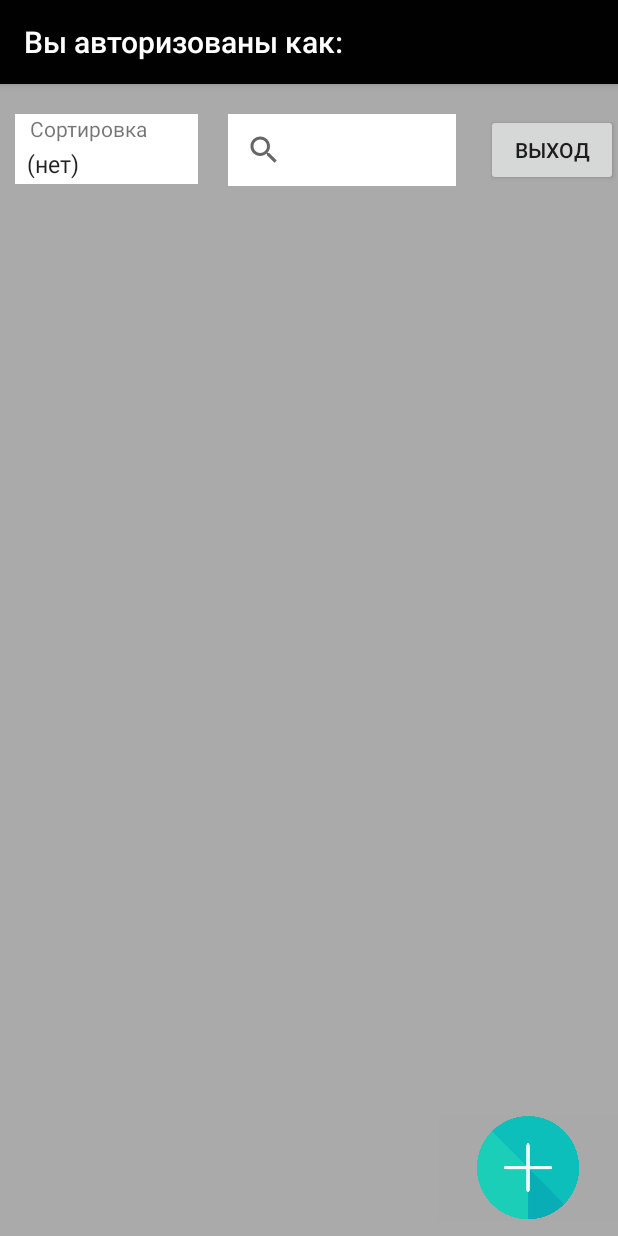
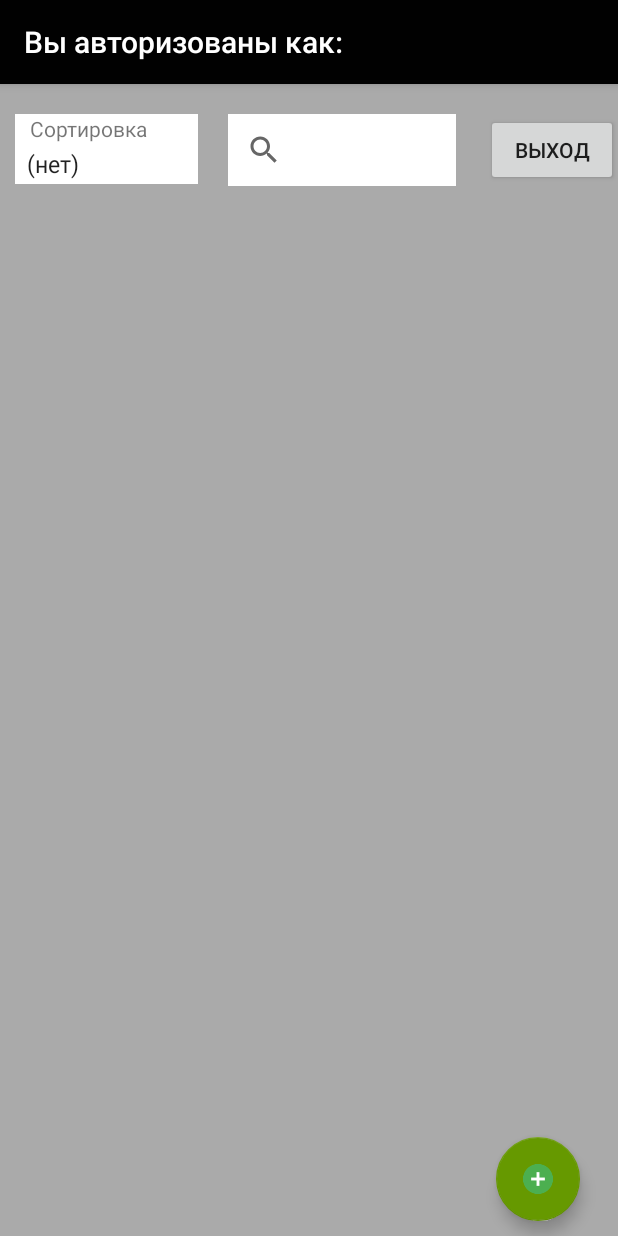
Before and after one commit to AlexandrRomanychev/Android, an Android app: the Profile screen opened directly, with no data from a screen before it, on a phone screen of 412 x 824 dp. Run offline under Robolectric (Android 15) with nearby library versions, the phone set to English and light mode, and no system bars; Roboto replaces fonts that are not available here; 1 statement that could not run was skipped.

Commit message:
Изменены круглые кнопки

```diff
--- a/app/build.gradle
+++ b/app/build.gradle
@@ -61,4 +61,5 @@ dependencies {
     androidTestImplementation "androidx.work:work-testing:$work_version"
 
     implementation 'androidx.appcompat:appcompat:1.1.0'
+    implementation 'com.google.android.material:material:1.0.0'
 }
--- a/app/src/main/java/com/example/contacts/Profile.java
+++ b/app/src/main/java/com/example/contacts/Profile.java
@@ -5,6 +5,7 @@ import androidx.core.app.ActivityCompat;
 import androidx.core.content.ContextCompat;
 
 import android.Manifest;
+import android.annotation.SuppressLint;
 import android.content.Intent;
 import android.content.pm.PackageManager;
 import android.database.Cursor;
@@ -22,6 +23,7 @@ import com.example.contacts.async.AsyncUserAction;
 import com.example.contacts.database.DataBaseComands;
 import com.example.contacts.database.entity.Contact;
 import com.example.contacts.database.entity.User;
+import com.google.android.material.floatingactionbutton.FloatingActionButton;
 
 import java.util.List;
 import android.widget.SearchView;
@@ -29,8 +31,8 @@ import android.widget.Spinner;
 
 public class Profile extends AppCompatActivity {
 
-    private Button btn_import, btn_new, exit;
-    private ImageButton btn_add;
+    private Button exit;
+    private FloatingActionButton btn_add, btn_import, btn_new;
     private Boolean flag = false;
     private LinearLayout profiles;
     private SearchView search;
@@ -163,6 +165,7 @@ public class Profile extends AppCompatActivity {
 
         btn_add = findViewById(R.id.add_profile);
         btn_add.setOnClickListener(new View.OnClickListener() {
+            @SuppressLint("RestrictedApi")
             @Override
             public void onClick(View v) {
                 // Если была нажата только один раз, то варианты добавления контакта появяться.
@@ -170,11 +173,11 @@ public class Profile extends AppCompatActivity {
                 if(!flag){
                     btn_new.setVisibility(View.VISIBLE);
                     btn_import.setVisibility(View.VISIBLE);
-                    btn_add.setBackgroundResource(R.drawable.img_button_add_profile_select_true);
+                    btn_add.setImageResource(R.drawable.cancel);
                 } else {
                     btn_new.setVisibility(View.INVISIBLE);
                     btn_import.setVisibility(View.INVISIBLE);
-                    btn_add.setBackgroundResource(R.drawable.img_button_add_profile_select_false);
+                    btn_add.setImageResource(R.drawable.plus);
                 }
                 flag = !flag;
             }
@@ -190,25 +193,21 @@ public class Profile extends AppCompatActivity {
         });
     }
 
-    protected void onActivityResult(int requestCode, int resultCode, Intent data)
-    {
+    protected void onActivityResult(int requestCode, int resultCode, Intent data) {
+        super.onActivityResult(requestCode, resultCode, data);
         String PhoneNumber = "";
 
-        if (resultCode == RESULT_OK)
-        {
-            switch (requestCode)
-            {
+        if (resultCode == RESULT_OK) {
+            switch (requestCode) {
                 case CONTACT_PICK_RESULT:
                     Uri contactData = data.getData();
                     Cursor c = getContentResolver().query(contactData, null, null, null, null);
-                    if (c.moveToNext())
-                    {
+                    if (c.moveToNext()) {
                         String Id = c.getString(c.getColumnIndex(ContactsContract.Contacts._ID));
                         String Name = c.getString(c.getColumnIndex(ContactsContract.Contacts.DISPLAY_NAME));
                         int CountPhone = Integer.parseInt(c.getString(c.getColumnIndex(ContactsContract.Contacts.HAS_PHONE_NUMBER)));
 
-                        if (CountPhone > 0)
-                        {
+                        if (CountPhone > 0) {
                             Cursor phones = getContentResolver().query(
                                     ContactsContract.CommonDataKinds.Phone.CONTENT_URI,
                                     null,
@@ -216,8 +215,7 @@ public class Profile extends AppCompatActivity {
                                     new String[]{Id},
                                     null);
 
-                            while (phones.moveToNext())
-                            {
+                            while (phones.moveToNext()) {
                                 // Берем по умолчанию первый телефон
                                 PhoneNumber = phones.getString(phones.getColumnIndex(ContactsContract.CommonDataKinds.Phone.NUMBER));
                                 break;
--- a/app/src/main/res/drawable/button_add_profile_circle.xml
+++ b/app/src/main/res/drawable/button_add_profile_circle.xml
@@ -2,25 +2,7 @@
 <selector xmlns:android="http://schemas.android.com/apk/res/android">
 
     <item>
-        <bitmap android:src="@drawable/img_button_add_profile_select_false"/>
-    </item>
-
-    <item android:state_pressed="false">
-        <shape android:shape="rectangle">
-            <corners
-                android:radius="640dp" />
-            <solid android:color="#6E6E6E"/>
-        </shape>
-
-    </item>
-
-    <item android:state_pressed="true">
-        <shape android:shape="rectangle">
-            <corners
-                android:radius="640dp" />
-            <solid android:color="#6E6E6E"/>
-        </shape>
-
+        <bitmap android:src="@drawable/plus"/>
     </item>
 
 </selector>
--- a/app/src/main/res/layout/add_change_information.xml
+++ b/app/src/main/res/layout/add_change_information.xml
@@ -1,8 +1,6 @@
 <?xml version="1.0" encoding="utf-8"?>
 
 <LinearLayout xmlns:android="http://schemas.android.com/apk/res/android"
-
-    xmlns:app="http://schemas.android.com/apk/res-auto"
 
     xmlns:tools="http://schemas.android.com/tools"
     android:orientation="vertical"
--- a/app/src/main/res/layout/list_profiles.xml
+++ b/app/src/main/res/layout/list_profiles.xml
@@ -87,32 +87,36 @@
         android:gravity="right"
         android:orientation="vertical">
 
-        <Button
+        <com.google.android.material.floatingactionbutton.FloatingActionButton
             android:id="@+id/import_profile"
-            android:layout_width="70dp"
-            android:layout_height="70dp"
+            android:layout_width="wrap_content"
+            android:layout_height="wrap_content"
             android:layout_marginBottom="10dp"
             android:layout_marginEnd="25dp"
-            android:background="@drawable/button_chose_add_profile"
-            android:backgroundTint="#826F6B6B"
-            android:text="Импорт"
+            fresco:backgroundTint="@android:color/holo_green_dark"
+            android:clickable="true"
+            android:src="@drawable/importicon"
             android:visibility="invisible" />
 
-        <Button
+        <com.google.android.material.floatingactionbutton.FloatingActionButton
             android:id="@+id/new_profile"
-            android:layout_width="70dp"
-            android:layout_height="70dp"
+            android:layout_width="wrap_content"
+            android:layout_height="wrap_content"
             android:layout_marginEnd="25dp"
             android:layout_marginBottom="10dp"
-            android:background="@drawable/button_chose_add_profile"
-            android:backgroundTint="#826F6B6B"
-            android:text="Новый"
+            fresco:backgroundTint="@android:color/holo_green_dark"
+            android:clickable="true"
+            android:src="@drawable/plus"
             android:visibility="invisible" />
-        <ImageButton
+
+        <com.google.android.material.floatingactionbutton.FloatingActionButton
             android:id="@+id/add_profile"
-            android:layout_width="120dp"
-            android:layout_height="70dp"
+            android:layout_width="wrap_content"
+            android:layout_height="wrap_content"
+            android:layout_marginEnd="25dp"
             android:layout_marginBottom="10dp"
-            android:background="@drawable/button_add_profile_circle" />
+            fresco:backgroundTint="@android:color/holo_green_dark"
+            android:clickable="true"
+            android:src="@drawable/button_add_profile_circle" />
     </LinearLayout>
 </FrameLayout>
```
Also changed, not shown: app/src/main/res/drawable/cancel.png (added), app/src/main/res/drawable/importicon.png (added), app/src/main/res/drawable/plus.png (added).
